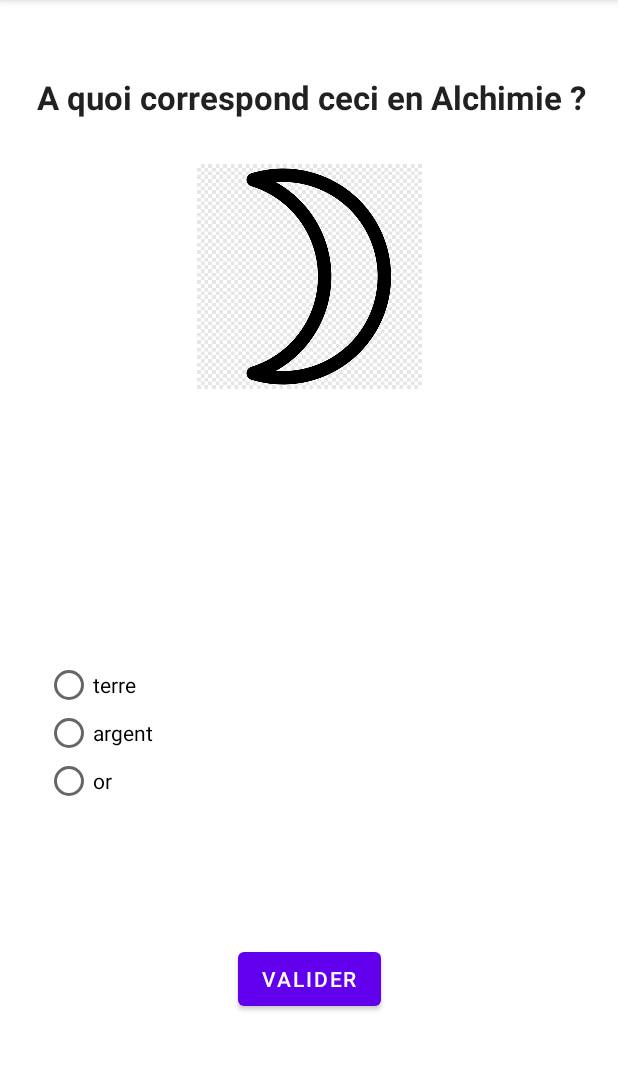
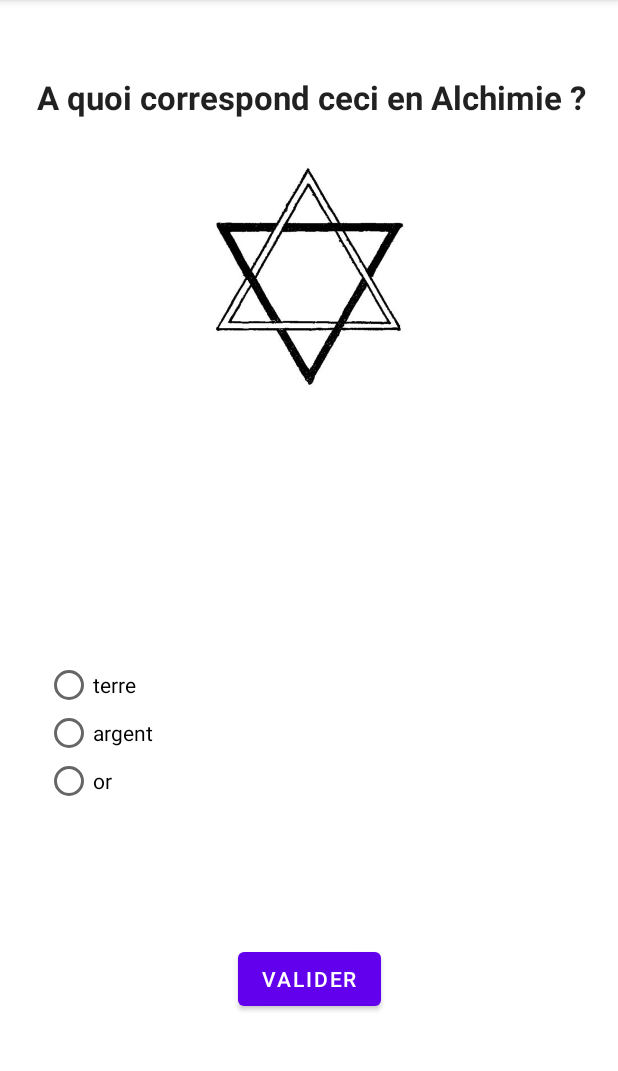
Before and after one commit to coding-factory-classrooms/android-l2-flashcards-groupe-7-alchimie, an Android app: the screen it shows after launch (MainActivity), on a phone screen of 412 x 824 dp, the part 84-1155 px from its top. Run offline under Robolectric (Android 15) with nearby library versions, the phone set to English and light mode, and no system bars.

Commit message:
Story 4 done

```diff
--- a/app/src/main/java/com/team7/flashcard_alchimie/MainActivity.java
+++ b/app/src/main/java/com/team7/flashcard_alchimie/MainActivity.java
@@ -1,10 +1,13 @@
 package com.team7.flashcard_alchimie;
 
+import androidx.appcompat.app.AlertDialog;
 import androidx.appcompat.app.AppCompatActivity;
 import androidx.constraintlayout.widget.ConstraintLayout;
 
+import android.content.DialogInterface;
 import android.os.Bundle;
 import android.util.Log;
+import android.view.LayoutInflater;
 import android.view.View;
 import android.widget.Button;
 import android.widget.ImageView;
@@ -19,13 +22,13 @@ import java.util.Arrays;
 import java.util.Collection;
 import java.util.Collections;
 
+import static android.view.LayoutInflater.*;
+import static androidx.appcompat.app.AlertDialog.*;
+
 public class MainActivity extends AppCompatActivity {
 
     private RadioGroup radioGroup;
     private Button submit;
-    private ArrayList<String> answers;
-    private ArrayList<String> randomAnswers;
-    private int randomInt;
 
     @Override
     protected void onCreate(Bundle savedInstanceState) {
@@ -37,7 +40,7 @@ public class MainActivity extends AppCompatActivity {
         answerss.add("or");
         answerss.add("argent");
         Collections.shuffle(answerss);
-        FlashCard flashCard = new FlashCard("A quoi correspond ceci en Alchimie ?", R.drawable.lune_argent, answerss, "argent");
+        FlashCard flashCard = new FlashCard("A quoi correspond ceci en Alchimie ?", R.drawable.pierre_philosophale_, answerss, "argent");
         TextView question = findViewById(R.id.questionTextView);
         ImageView imageView = findViewById(R.id.imageView);
         question.setText(flashCard.question);
@@ -84,5 +87,17 @@ public class MainActivity extends AppCompatActivity {
                 }
             }
         });
+
+
+        imageView.setOnClickListener(new View.OnClickListener() {
+            @Override
+            public void onClick(View v) {
+                ImageView image = new ImageView(MainActivity.this);
+                image.setImageResource(flashCard.image);
+                AlertDialog.Builder builder = new AlertDialog.Builder(MainActivity.this).setView(image);
+                builder.create().show();
+
+            }
+        });
     }
 }
```
